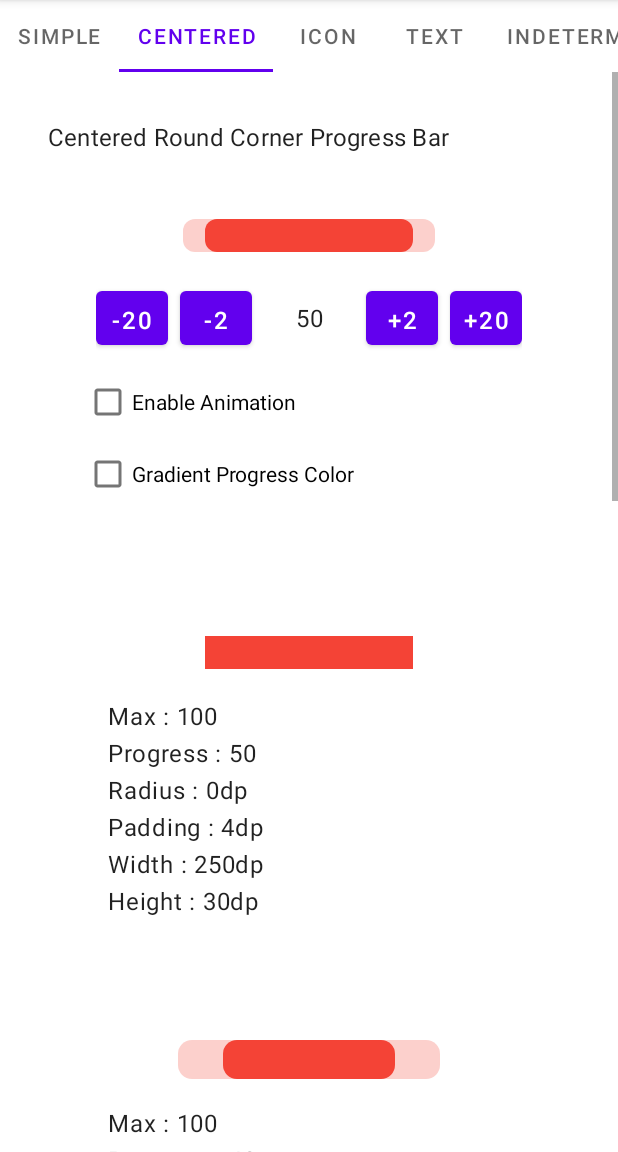
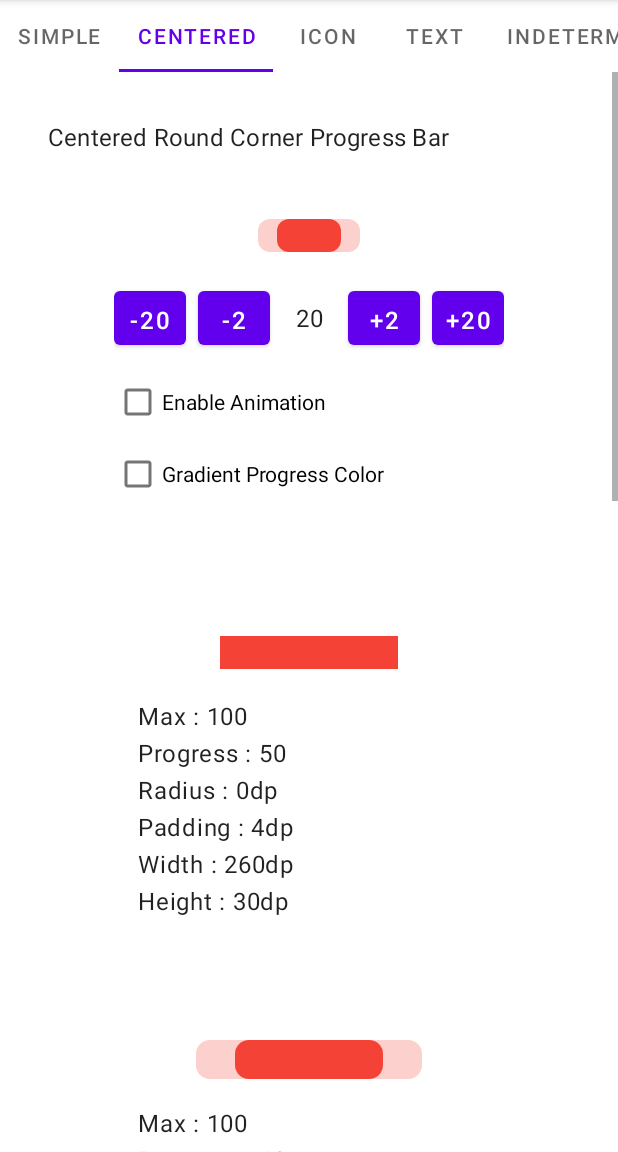
Before and after one commit to Letstrick289/Kotlin-RProcessBar, an Android app: the screen it shows after launch (Main2Activity), tab 2 chosen, on a phone screen of 412 x 824 dp, the part 84-1236 px from its top. Run offline under Robolectric (Android 15) with nearby library versions, the phone set to English and light mode, and no system bars.

Commit message:
Fix layout and atrribute

```diff
--- a/app/src/main/java/com/akexorcist/roundcornerprogressbar/example/fragment/CenteredFragment.kt
+++ b/app/src/main/java/com/akexorcist/roundcornerprogressbar/example/fragment/CenteredFragment.kt
@@ -87,7 +87,7 @@ class CenteredFragment : Fragment() {
     |Progress : 50
     |Radius : 0dp
     |Padding : 4dp
-    |Width : 250dp
+    |Width : 260dp
     |Height : 30dp
     """.trimMargin()
 
@@ -98,7 +98,7 @@ class CenteredFragment : Fragment() {
     |Radius : 10dp
     |Radius : 10dp
     |Padding : 2dp
-    |Width : 250dp
+    |Width : 260dp
     |Height : 30dp
     """.trimMargin()
 
@@ -109,7 +109,7 @@ class CenteredFragment : Fragment() {
     |Radius : 80dp
     |Padding : 2dp
     |Reverse : True
-    |Width : 250dp
+    |Width : 260dp
     |Height : 30dp
     """.trimMargin()
 
@@ -118,7 +118,7 @@ class CenteredFragment : Fragment() {
     |Progress : 80
     |Radius : 20dp
     |Padding : 2dp
-    |Width : 250dp
+    |Width : 260dp
     |Height : 20dp
     """.trimMargin()
 
@@ -127,7 +127,7 @@ class CenteredFragment : Fragment() {
     |Progress : 20
     |Radius : 20dp
     |Padding : 10dp
-    |Width : 250dp
+    |Width : 260dp
     |Height : 50dp
     """.trimMargin()
 }
--- a/app/src/main/java/com/akexorcist/roundcornerprogressbar/example/fragment/IconFragment.kt
+++ b/app/src/main/java/com/akexorcist/roundcornerprogressbar/example/fragment/IconFragment.kt
@@ -25,18 +25,18 @@ class IconFragment : Fragment() {
         textViewIcon5.text = getIcon5Description()
         textViewIcon6.text = getIcon6Description()
         textViewIcon7.text = getIcon7Description()
-//        buttonIconCustomIncrease.setOnClickListener { increaseCustomProgress() }
-//        buttonIconCustomExtraIncrease.setOnClickListener { extraIncreaseCustomProgress() }
-//        buttonIconCustomDecrease.setOnClickListener { decreaseCustomProgress() }
-//        buttonIconCustomExtraDecrease.setOnClickListener { extraDecreaseCustomProgress() }
-//        checkBoxAnimationEnable.setOnCheckedChangeListener { _, isChecked -> onAnimationEnableCheckdChange(isChecked) }
-//        checkBoxGradientProgressColor.setOnCheckedChangeListener { _, isChecked -> onApplyGradientProgressColorCheckedChange(isChecked) }
-//        progressBarIconCustom.setOnProgressChangedListener { _, _, isPrimaryProgress, _ ->
-//            if (isPrimaryProgress) {
-//                updateCustomProgressText()
-//            }
-//        }
-//        updateCustomProgressText()
+        buttonIconCustomIncrease.setOnClickListener { increaseCustomProgress() }
+        buttonIconCustomExtraIncrease.setOnClickListener { extraIncreaseCustomProgress() }
+        buttonIconCustomDecrease.setOnClickListener { decreaseCustomProgress() }
+        buttonIconCustomExtraDecrease.setOnClickListener { extraDecreaseCustomProgress() }
+        checkBoxAnimationEnable.setOnCheckedChangeListener { _, isChecked -> onAnimationEnableCheckdChange(isChecked) }
+        checkBoxGradientProgressColor.setOnCheckedChangeListener { _, isChecked -> onApplyGradientProgressColorCheckedChange(isChecked) }
+        progressBarIconCustom.setOnProgressChangedListener { _, _, isPrimaryProgress, _ ->
+            if (isPrimaryProgress) {
+                updateCustomProgressText()
+            }
+        }
+        updateCustomProgressText()
     }
 
     private fun onAnimationEnableCheckdChange(isChecked: Boolean) {
@@ -77,7 +77,7 @@ class IconFragment : Fragment() {
     }
 
     private fun updateCustomSecondaryProgress() {
-        progressBarIconCustom.secondaryProgress = progressBarIconCustom.progress + 10
+        progressBarIconCustom.secondaryProgress = progressBarIconCustom.progress + 30
     }
 
     private fun updateCustomProgressText() {
@@ -91,7 +91,7 @@ class IconFragment : Fragment() {
     |Icon Padding : 5dp
     |Radius : 5dp
     |Background Padding : 2dp
-    |Width : 300dp
+    |Width : 260dp
     |Height : Wrap Content
     """.trimMargin()
 
@@ -103,7 +103,7 @@ class IconFragment : Fragment() {
     |Radius : 5dp
     |Background Padding : 2dp
     |Reverse : True
-    |Width : 300dp
+    |Width : 260dp
     |Height : Wrap Content
     """.trimMargin()
 
@@ -116,7 +116,7 @@ class IconFragment : Fragment() {
     |Radius : 5dp
     |Background Padding : 5dp
     |Reverse : True
-    |Width : 300dp
+    |Width : 260dp
     |Height : Wrap Content
     """.trimMargin()
 
@@ -127,7 +127,7 @@ class IconFragment : Fragment() {
     |Icon Padding : 5dp
     |Radius : 5dp
     |Background Padding : 10dp
-    |Width : 300dp
+    |Width : 260dp
     |Height : Wrap Content
     """.trimMargin()
 
@@ -138,7 +138,7 @@ class IconFragment : Fragment() {
     |Icon Padding : 3dp
     |Radius : 5dp
     |Background Padding : 5dp
-    |Width : 300dp
+    |Width : 260dp
     |Height : Wrap Content
     """.trimMargin()
 
@@ -149,7 +149,7 @@ class IconFragment : Fragment() {
     |Icon Padding : 3dp
     |Radius : 20dp
     |Background Padding : 10dp
-    |Width : 300dp
+    |Width : 260dp
     |Height : Wrap Content
     """.trimMargin()
 
@@ -161,7 +161,7 @@ class IconFragment : Fragment() {
     |Icon Padding : 10dp
     |Radius : 30dp
     |Background Padding : 5dp
-    |Width : 300dp
+    |Width : 260dp
     |Height : Wrap Content
     """.trimMargin()
 }
--- a/app/src/main/java/com/akexorcist/roundcornerprogressbar/example/fragment/SimpleFragment.kt
+++ b/app/src/main/java/com/akexorcist/roundcornerprogressbar/example/fragment/SimpleFragment.kt
@@ -87,7 +87,7 @@ class SimpleFragment : Fragment() {
     |Progress : 50
     |Radius : 0dp
     |Padding : 4dp
-    |Width : 250dp
+    |Width : 260dp
     |Height : 30dp
     """.trimMargin()
 
@@ -97,7 +97,7 @@ class SimpleFragment : Fragment() {
     |SecondaryProgress : 60
     |Radius : 10dp
     |Padding : 2dp
-    |Width : 250dp
+    |Width : 260dp
     |Height : 30dp
     """.trimMargin()
 
@@ -108,7 +108,7 @@ class SimpleFragment : Fragment() {
     |Radius : 80dp
     |Padding : 2dp
     |Reverse : True
-    |Width : 250dp
+    |Width : 260dp
     |Height : 30dp
     """.trimMargin()
 
@@ -117,7 +117,7 @@ class SimpleFragment : Fragment() {
     |Progress : 80
     |Radius : 20dp
     |Padding : 2dp
-    |Width : 250dp
+    |Width : 260dp
     |Height : 20dp
     """.trimMargin()
 
@@ -126,7 +126,7 @@ class SimpleFragment : Fragment() {
     |Progress : 20
     |Radius : 20dp
     |Padding : 10dp
-    |Width : 250dp
+    |Width : 260dp
     |Height : 50dp
     """.trimMargin()
 }
--- a/app/src/main/res/layout/fragment_centered.xml
+++ b/app/src/main/res/layout/fragment_centered.xml
@@ -35,18 +35,16 @@
                 app:rcBackgroundColor="@color/sample_progress_background"
                 app:rcBackgroundPadding="4dp"
                 app:rcMax="100"
-                app:rcProgress="50"
+                app:rcProgress="20"
                 app:rcProgressColor="@color/sample_progress_primary"
                 app:rcRadius="10dp"
-                app:rcSecondaryProgress="60"
+                app:rcSecondaryProgress="30"
                 app:rcSecondaryProgressColor="@color/sample_progress_secondary" />
 
             <LinearLayout
                 android:layout_width="match_parent"
                 android:layout_height="wrap_content"
-                android:layout_marginStart="@dimen/margin_small"
                 android:layout_marginTop="@dimen/margin"
-                android:layout_marginEnd="@dimen/margin_small"
                 android:gravity="center_vertical"
                 android:orientation="horizontal">
 
--- a/app/src/main/res/layout/fragment_simple.xml
+++ b/app/src/main/res/layout/fragment_simple.xml
@@ -35,18 +35,16 @@
                 app:rcBackgroundColor="@color/sample_progress_background"
                 app:rcBackgroundPadding="4dp"
                 app:rcMax="100"
-                app:rcProgress="50"
+                app:rcProgress="20"
                 app:rcProgressColor="@color/sample_progress_primary"
                 app:rcRadius="10dp"
-                app:rcSecondaryProgress="60"
+                app:rcSecondaryProgress="30"
                 app:rcSecondaryProgressColor="@color/sample_progress_secondary" />
 
             <LinearLayout
                 android:layout_width="match_parent"
                 android:layout_height="wrap_content"
-                android:layout_marginStart="@dimen/margin_small"
                 android:layout_marginTop="@dimen/margin"
-                android:layout_marginEnd="@dimen/margin_small"
                 android:gravity="center_vertical"
                 android:orientation="horizontal">
 
--- a/app/src/main/res/values/styles.xml
+++ b/app/src/main/res/values/styles.xml
@@ -29,22 +29,22 @@
     </style>
 
     <style name="SampleProgress">
-        <item name="android:layout_width">300dp</item>
+        <item name="android:layout_width">260dp</item>
         <item name="android:layout_height">30dp</item>
     </style>
 
     <style name="SampleProgress.Thin">
-        <item name="android:layout_width">300dp</item>
+        <item name="android:layout_width">260dp</item>
         <item name="android:layout_height">20dp</item>
     </style>
 
     <style name="SampleProgress.Fat">
-        <item name="android:layout_width">300dp</item>
+        <item name="android:layout_width">260dp</item>
         <item name="android:layout_height">50dp</item>
     </style>
 
     <style name="SampleProgress.Icon">
-        <item name="android:layout_width">300dp</item>
+        <item name="android:layout_width">260dp</item>
         <item name="android:layout_height">wrap_content</item>
     </style>
 
```
Also changed, not shown: app/src/main/java/com/akexorcist/roundcornerprogressbar/example/fragment/TextFragment.kt (+6 -14 lines), app/src/main/res/layout/fragment_icon.xml (+9 -8 lines), app/src/main/res/layout/fragment_text.xml (+2 -6 lines).
